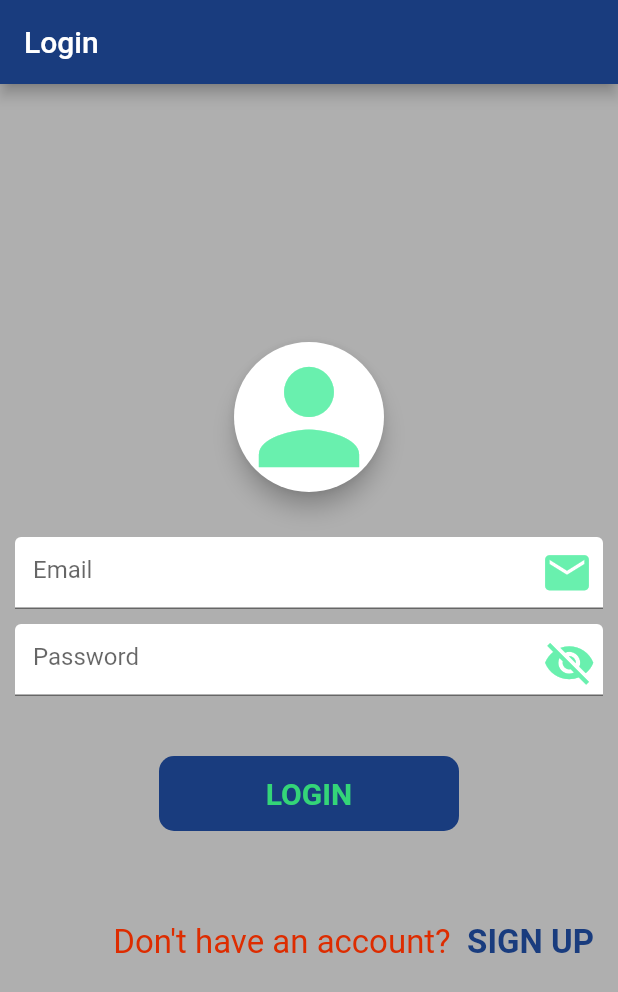
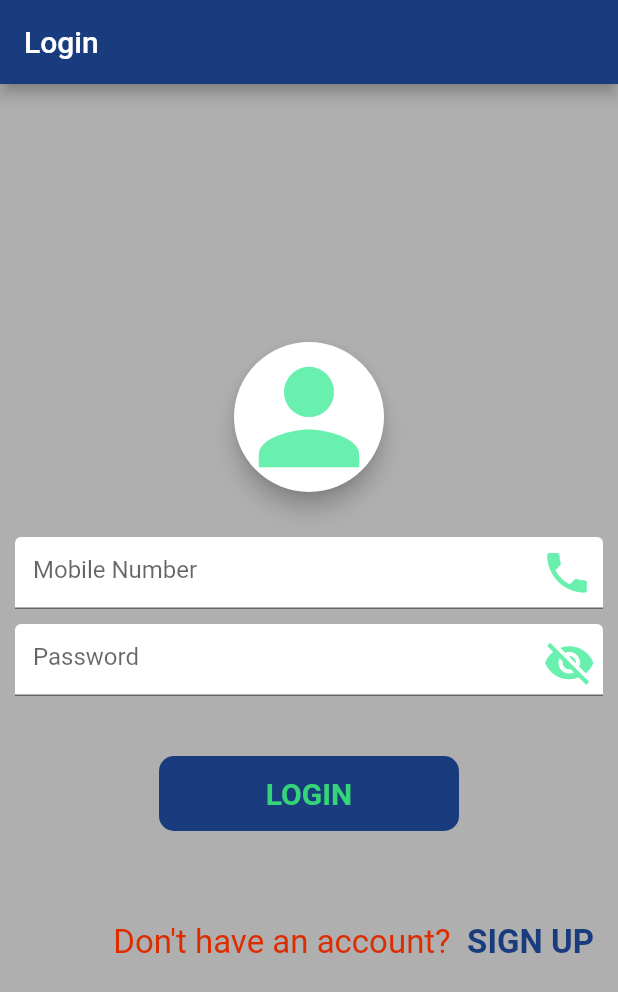
Before and after one commit to muthu-tm/insta-mfin, a Flutter app: the screen it shows after launch, on a phone screen of 412 x 824 dp. Shown: the top 992 px of the screen. Run offline on Flutter 3.47's test engine with Material 2 defaults, Android fonts, the phone set to English and light mode, and no system bars; our stand-ins replace cached_network_image, cloud_firestore, email_validator, firebase_auth, firebase_storage, image_cropper and 3 more; accounts and stored records are empty; generated files the repository leaves out were written again; Roboto replaces fonts that are missing (Georgia, Hind).

Commit message:
authentication using mobile number

```diff
--- a/lib/db/models/user.dart
+++ b/lib/db/models/user.dart
@@ -6,48 +6,45 @@ import 'package:intl/intl.dart';
 import 'gender_enum.dart';
 part 'user.g.dart';
 
-Map<String, dynamic> cloudUserState;
+User userState;
 
 @JsonSerializable(explicitToJson: true)
 class User extends Model {
   static CollectionReference _userCollRef = Model.db.collection("user");
 
-  @JsonKey(name: 'id', nullable: false)
-  String id;
-  @JsonKey(name: 'email', nullable: false)
-  String email;
   @JsonKey(name: 'user_name', nullable: true)
   String name;
-  @JsonKey(name: 'mobile_number', nullable: true)
+  @JsonKey(name: 'mobile_number', nullable: false)
   int mobileNumber;
   @JsonKey(name: 'password', nullable: false)
   String password;
   @JsonKey(name: 'gender', nullable: true)
   String gender;
+  @JsonKey(name: 'display_profile_path', defaultValue: "")
+  String displayProfilePath;
   @JsonKey(name: 'date_of_birth', nullable: true)
   String dateOfBirth;
+  @JsonKey(name: 'address', nullable: true)
+  Address address;
   @JsonKey(name: 'last_signed_in_at', nullable: true)
   DateTime lastSignInTime;
-  @JsonKey(name: 'address', nullable: true)
-  Address address;
-  @JsonKey(name: 'display_profile_local', defaultValue: "")
-  String displayProfileLocal;
-  @JsonKey(name: 'display_profile_cloud', defaultValue: "")
-  String displayProfileCloud;
+  @JsonKey(name: 'primary_company', nullable: true)
+  String primaryCompany;
+  @JsonKey(name: 'primary_branch', nullable: true)
+  String primaryBranch;
+  @JsonKey(name: 'primary_sub_branch', nullable: true)
+  String primarySubBranch;
 
-  User(email) {
-    this.email = email;
+  User(mobileNumber) {
+    this.mobileNumber = mobileNumber;
   }
 
-  setGlobalUserState(String emailID) async {
-    cloudUserState = await getByID(emailID);
+  setUserState() async {
+    userState = User.fromJson(await getByID());
 
-    print("Cloud User State: " + cloudUserState.toString());
+    print("USER STATE change occurred: " + userState.toJson().toString());
   }
 
-  setUserID(String id) {
-    this.id = id;
-  }
 
   setPassword(String password) {
     this.password = password;
@@ -68,10 +65,6 @@ class User extends Model {
     this.name = name;
   }
 
-  setMobileNumber(int number) {
-    this.mobileNumber = number;
-  }
-
   setDOB(date) {
     var formatter = new DateFormat('dd-MM-yyyy');
     this.dateOfBirth = formatter.format(date);
@@ -81,12 +74,24 @@ class User extends Model {
     this.lastSignInTime = dateTime;
   }
 
-  setLocalProfilePath(String localPath) {
-    this.displayProfileLocal = localPath;
+  setProfilePath(String profilePath) {
+    this.displayProfilePath = profilePath;
   }
 
-  setCloudProfilePath(String cloudPath) {
-    this.displayProfileCloud = cloudPath;
+  setPrimaryCompany(String companyID) {
+    this.primaryCompany = companyID;
+  }
+
+  setPrimaryBranch(String branchID){
+    this.primaryBranch = branchID;
+  }
+
+  setPrimarySubBranchID(String subBranchID) {
+    this.primarySubBranch = subBranchID;
+  }
+
+  setAddress(Address address) {
+    this.address = address;
   }
 
   factory User.fromJson(Map<String, dynamic> json) => _$UserFromJson(json);
@@ -96,6 +101,10 @@ class User extends Model {
     return _userCollRef;
   }
 
+  String getID() {
+    return this.mobileNumber.toString();
+  }
+
   create() async {
     dynamic result = await super.add(this.toJson());
     print(result);
--- a/lib/main.dart
+++ b/lib/main.dart
@@ -1,8 +1,5 @@
 import 'package:flutter/material.dart';
-import 'package:instamfin/screens/utils/auth_wrapper.dart';
-import 'services/authenticate/auth.dart';
-import 'package:provider/provider.dart';
-import 'db/models/user.dart';
+import 'package:instamfin/screens/home/Authenticate.dart';
 
 void main() => runApp(MyApp());
 
@@ -10,12 +7,23 @@ class MyApp extends StatelessWidget {
   // This widget is the root of your application.
   @override
   Widget build(BuildContext context) {
-   return StreamProvider<User>.value(
-      value: AuthService().user,
-      catchError: (_, err) => null,
-      child: MaterialApp(
-        home: Wrapper(),
+    return MaterialApp(
+      title: 'InstamFIN',
+      theme: ThemeData(
+        // Define the default brightness and colors.
+        brightness: Brightness.light,
+        // Define the default font family.
+        fontFamily: 'Georgia',
+        // Define the default TextTheme. Use this to specify the default
+        // text styling for headlines, titles, bodies of text, and more.
+        textTheme: TextTheme(
+          headline: TextStyle(fontSize: 72.0, fontWeight: FontWeight.bold),
+          title: TextStyle(fontSize: 36.0, fontStyle: FontStyle.italic),
+          body1: TextStyle(
+              fontSize: 14.0, fontFamily: 'Hind', color: Colors.white),
+        ),
       ),
+      home: Authenticate(),
     );
   }
 }
--- a/lib/screens/app/sideDrawer.dart
+++ b/lib/screens/app/sideDrawer.dart
@@ -1,4 +1,5 @@
 import 'package:flutter/material.dart';
+import 'package:instamfin/db/models/user.dart';
 import 'package:instamfin/screens/home/Authenticate.dart';
 import 'package:instamfin/screens/home/Home.dart';
 import 'package:instamfin/screens/settings/CompanyProfileSettings.dart';
@@ -14,7 +15,7 @@ Widget openDrawer(BuildContext context) {
   return new Drawer(
       child: new ListView(children: <Widget>[
     new UserAccountsDrawerHeader(
-        accountName: Text(userState['user_name']),
+        accountName: Text(userState.name),
         accountEmail: Text("A&E Specialties"),
         arrowColor: CustomColors.mfinBlue,
         onDetailsPressed: () {
--- a/lib/screens/home/Home.dart
+++ b/lib/screens/home/Home.dart
@@ -28,7 +28,6 @@ class _UserHomeScreenState extends State<UserHomeScreen> {
         onWillPop: () => CustomDialogs.confirm(
                 context, "Warning!", "Do you really want to exit?", () async {
               await _authController.signOut();
-              userState.clear();
               Navigator.push(
                 context,
                 MaterialPageRoute(builder: (context) => Authenticate()),
--- a/lib/screens/home/LoginPage.dart
+++ b/lib/screens/home/LoginPage.dart
@@ -19,7 +19,7 @@ class _LoginControllerState extends State<LoginController> {
   TextEditingController passwordController = TextEditingController();
   final AuthController _authController = AuthController();
 
-  String email;
+  String mobileNumber;
   String password;
   bool _passwordVisible = false;
   bool hidePassword = true;
@@ -63,20 +63,20 @@ class _LoginControllerState extends State<LoginController> {
                           Container(
                             padding: EdgeInsets.fromLTRB(10, 10, 10, 0),
                             child: TextFormField(
-                                keyboardType: TextInputType.emailAddress,
+                                keyboardType: TextInputType.phone,
                                 decoration: InputDecoration(
-                                  hintText: 'Email',
+                                  hintText: 'Mobile Number',
                                   fillColor: CustomColors.mfinWhite,
                                   filled: true,
                                   suffixIcon: Icon(
-                                    Icons.mail,
+                                    Icons.phone,
                                     color: CustomColors.mfinFadedButtonGreen,
                                     size: 35.0,
                                   ),
                                 ),
-                                validator: (emailID) =>
-                                    FieldValidator.emailValidator(
-                                        emailID.trim(), setEmailID)),
+                                validator: (mobileNumber) =>
+                                    FieldValidator.mobileValidator(
+                                        mobileNumber.trim(), setMobileNumber)),
                           ),
                           Container(
                             padding: EdgeInsets.fromLTRB(10, 10, 10, 0),
@@ -173,9 +173,9 @@ class _LoginControllerState extends State<LoginController> {
         ));
   }
 
-  setEmailID(String emailID) {
+  setMobileNumber(String mobileNumber) {
     setState(() {
-      this.email = emailID.trim();
+      this.mobileNumber = mobileNumber;
     });
   }
 
@@ -190,7 +190,7 @@ class _LoginControllerState extends State<LoginController> {
 
     if (form.validate()) {
       var result =
-          await _authController.signInWithEmailPassword(email, password);
+          await _authController.signInWithMobileNumber(int.parse(mobileNumber), password);
 
       if (!result['is_logged_in']) {
         print("Unable to Login: " + result['message']);
--- a/lib/screens/settings/UserProfileSetting.dart
+++ b/lib/screens/settings/UserProfileSetting.dart
@@ -1,4 +1,5 @@
 import 'package:flutter/material.dart';
+import 'package:instamfin/db/models/user.dart';
 import 'package:instamfin/screens/app/appBar.dart';
 import 'package:instamfin/screens/app/bottomBar.dart';
 import 'package:instamfin/screens/app/sideDrawer.dart';
@@ -26,7 +27,7 @@ class _UserProfileSettingState extends State<UserProfileSetting> {
                 radius: 30,
                 backgroundImage: UserUtils.getUserDisplayImage(),
               ),
-              Text(userState['user_name'],
+              Text(userState.name,
                 style: TextStyle(
                   fontFamily: 'SourceSansPro',
                   fontSize: 25,
```
Also changed, not shown: lib/db/models/model.dart (+12 -7 lines), lib/screens/home/SignupPage.dart (+19 -19 lines), lib/services/authenticate/auth.dart (+29 -33 lines), lib/services/controllers/auth/auth_controller.dart (+21 -59 lines), lib/services/storage/image_uploader.dart (+12 -37 lines), lib/services/utils/users_utils.dart (+2 -30 lines), lib/db/models/user.g.dart, lib/db/sqlite/sql_users.g.dart.
